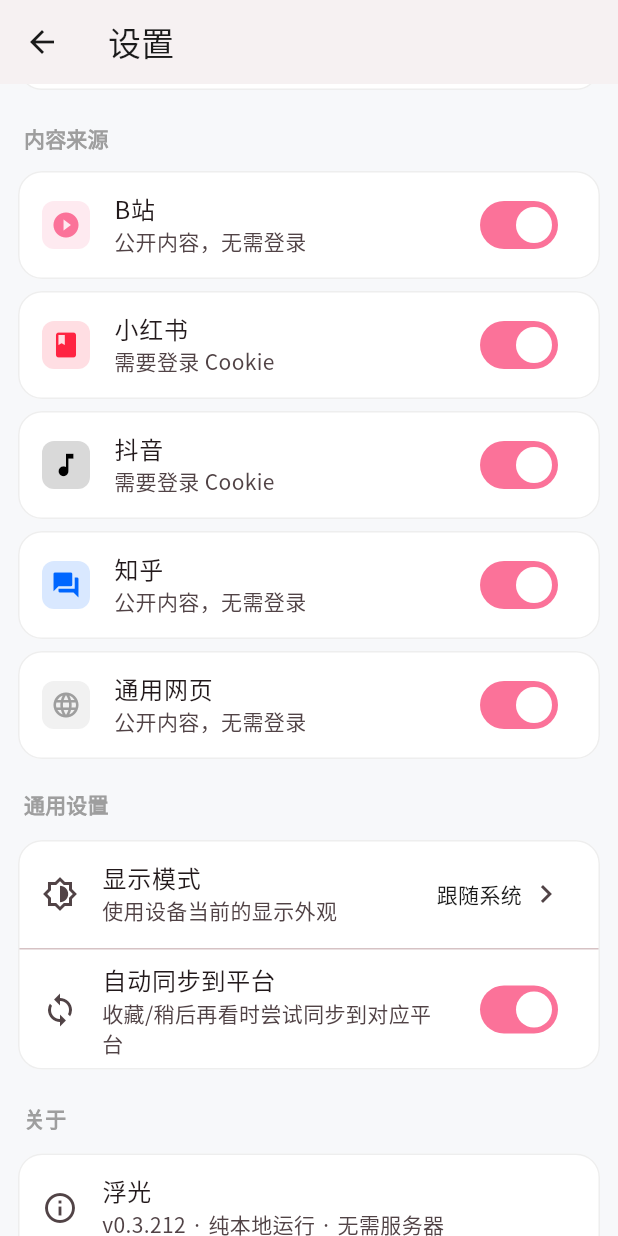
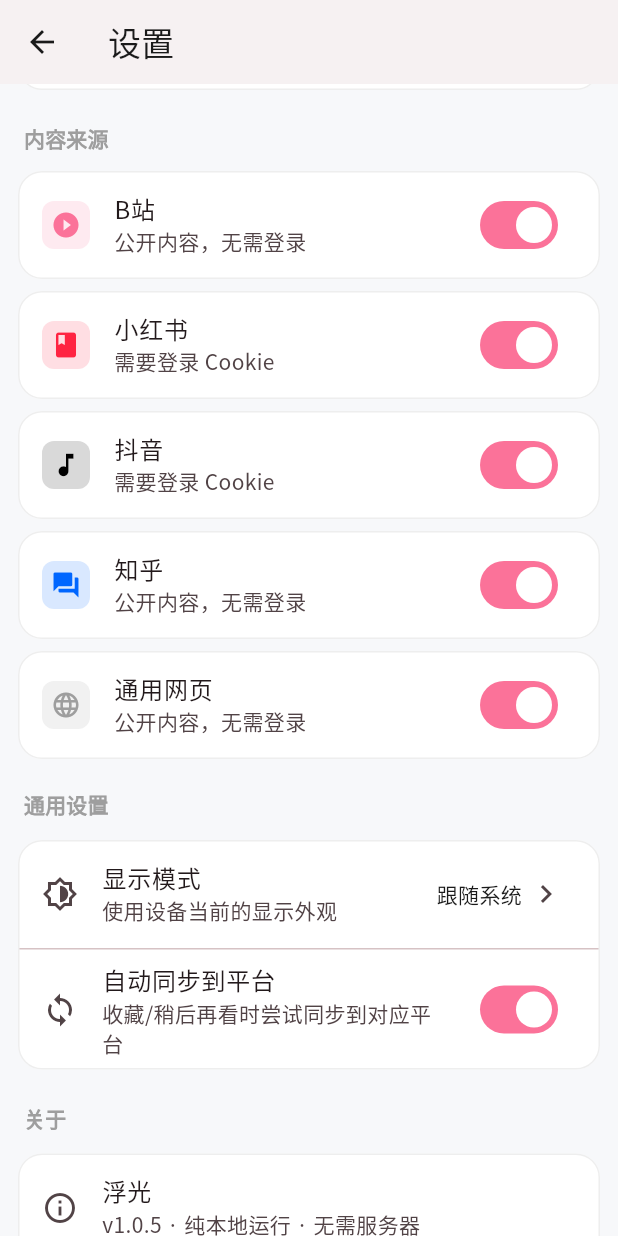
Before and after one commit to ZYJ882/fuguang, a Flutter app: the SettingsView screen opened directly, scrolled down 576 dp, on a phone screen of 412 x 824 dp. Run offline on Flutter 3.47's test engine with Material 3 defaults, Android fonts, the phone set to English and light mode, and no system bars; our stand-ins replace cached_network_image, flutter_secure_storage, google_fonts, sqflite; missing offline and left inert: android_intent_plus; accounts and stored records are empty; network calls fail.

Commit message:
release: bump version to 1.0.5

```diff
--- a/lib/models/delight.dart
+++ b/lib/models/delight.dart
@@ -81,7 +81,7 @@
 
   const RuntimeStatus({
     this.healthy = false,
-    this.version = '0.3.210',
+    this.version = '1.0.5',
     required this.startTime,
     this.totalEvents = 0,
     this.recommendationPoolSize = 0,
@@ -100,7 +100,7 @@
 
   factory RuntimeStatus.fromJson(Map<String, dynamic> json) => RuntimeStatus(
         healthy: json['healthy'] == true,
-        version: json['version']?.toString() ?? '0.3.210',
+        version: json['version']?.toString() ?? '1.0.5',
         startTime: DateTime.tryParse(json['start_time']?.toString() ?? '') ??
             DateTime.now(),
         totalEvents: (json['total_events'] as num?)?.toInt() ?? 0,
--- a/lib/views/settings_view.dart
+++ b/lib/views/settings_view.dart
@@ -243,7 +243,7 @@
                 const ListTile(
                   leading: Icon(Icons.info_outline),
                   title: Text('浮光'),
-                  subtitle: Text('v0.3.212 · 纯本地运行 · 无需服务器'),
+                  subtitle: Text('v1.0.5 · 纯本地运行 · 无需服务器'),
                 ),
                 const Divider(height: 1),
                 ListTile(
--- a/pubspec.yaml
+++ b/pubspec.yaml
@@ -1,7 +1,7 @@
 name: fuguang
 description: 浮光——纯本地运行的跨平台个性化内容推荐应用
 publish_to: 'none'
-version: 0.3.212+5
+version: 1.0.5+6
 
 environment:
   sdk: '>=3.3.0 <4.0.0'
```
